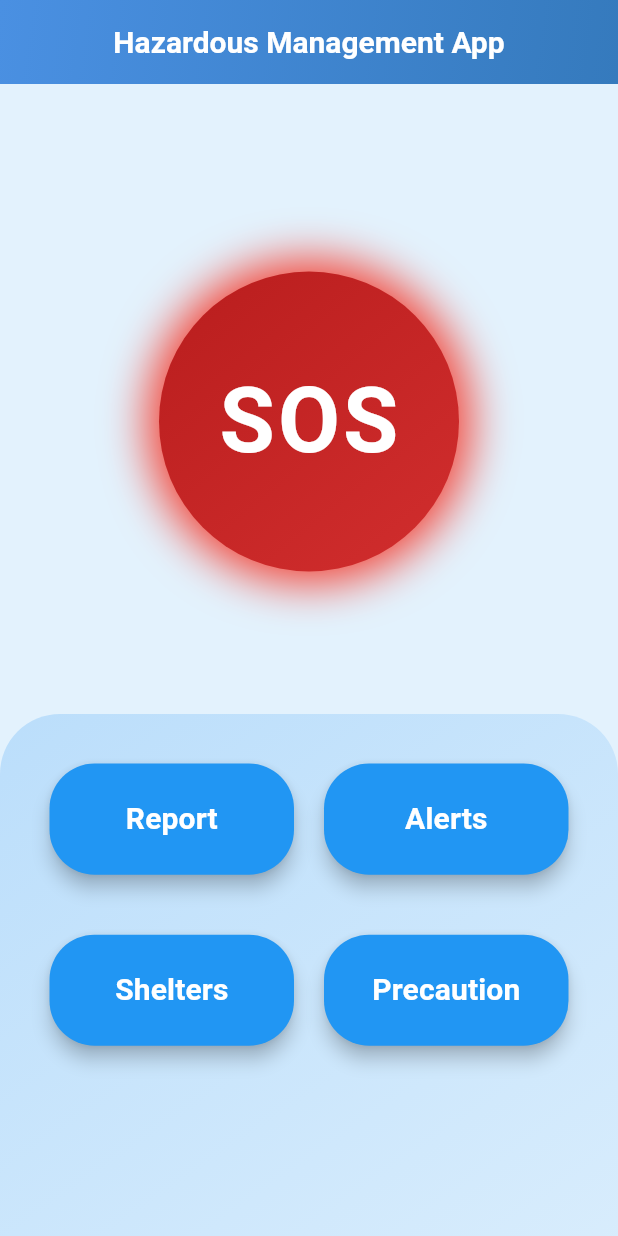
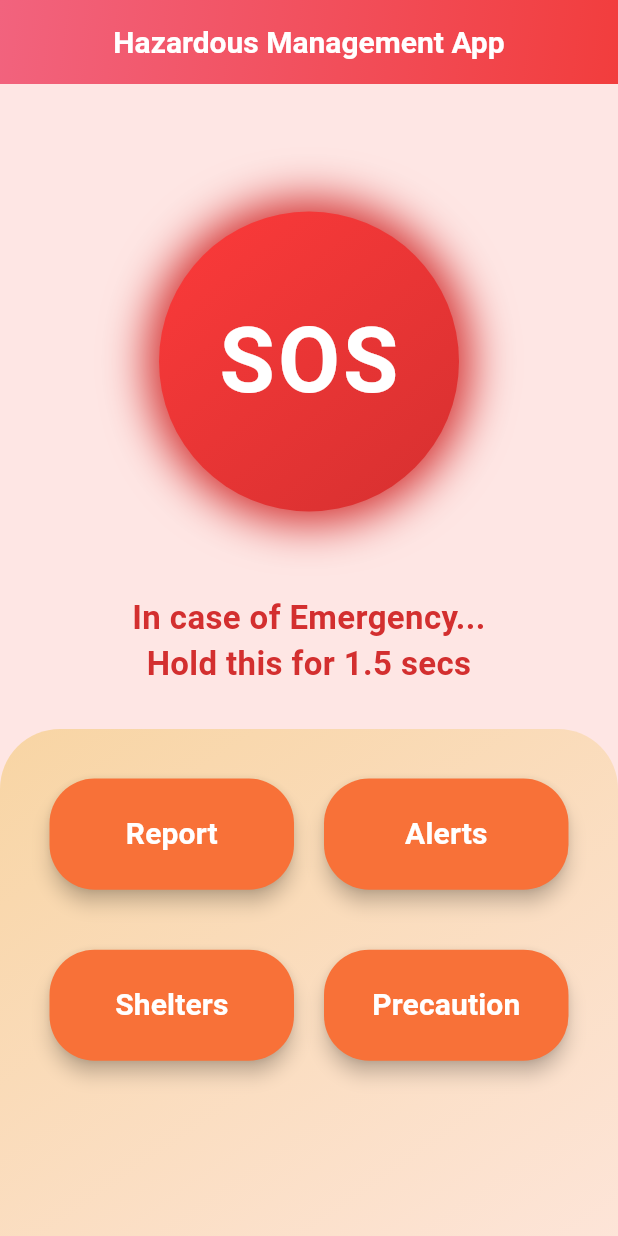
Before and after one commit to Kamalesh8287/DECEPTICON, a Flutter app: the screen it shows after launch, on a phone screen of 412 x 824 dp. Run offline on Flutter 3.47's test engine with Material 3 defaults, Android fonts, the phone set to English and light mode, and no system bars.

Commit message:
modified:   lib/main.dart 	modified:   lib/report.dart

```diff
--- a/lib/main.dart
+++ b/lib/main.dart
@@ -50,7 +50,7 @@ class _HomeScreenState extends State<HomeScreen> {
   @override
   Widget build(BuildContext context) {
     return Scaffold(
-      backgroundColor: const Color(0xFFE3F2FD), // Light blue background
+      backgroundColor: const Color.fromARGB(255, 254, 230, 228), // Light coral background
       appBar: AppBar(
         title: const Text(
           'Hazardous Management App',
@@ -64,7 +64,7 @@ class _HomeScreenState extends State<HomeScreen> {
         flexibleSpace: Container(
           decoration: const BoxDecoration(
             gradient: LinearGradient(
-              colors: [Color(0xFF4A90E2), Color(0xFF357ABD)],
+              colors: [Color(0xFFF2637E), Color(0xFFF23D3D)], // Pinkish-red to red gradient
               begin: Alignment.topLeft,
               end: Alignment.bottomRight,
             ),
@@ -73,12 +73,16 @@ class _HomeScreenState extends State<HomeScreen> {
       ),
       body: Stack(
         children: [
+          // SOS Button with Hold Message
           Positioned(
-            top: 100,
+            top: 60,
             left: 15,
             right: 15,
             child: Center(
-              child: GestureDetector(
+              child: Column(
+                mainAxisSize: MainAxisSize.min,
+                children: [
+                  GestureDetector(
                     onLongPressStart: _handleLongPressStart,
                     onLongPressEnd: _handleLongPressEnd,
                     child: Container(
@@ -87,13 +91,13 @@ class _HomeScreenState extends State<HomeScreen> {
                       decoration: BoxDecoration(
                         shape: BoxShape.circle,
                         gradient: const LinearGradient(
-                      colors: [Color(0xFFB71C1C), Color(0xFFD32F2F)], // Red gradient
+                          colors: [Color(0xFFFF3B3B), Color(0xFFD32F2F)], // Brighter red to dark red gradient
                           begin: Alignment.topLeft,
                           end: Alignment.bottomRight,
                         ),
                         boxShadow: [
                           BoxShadow(
-                        color: Colors.red,
+                            color: Color(0xFFD32F2F), // Slightly brighter red shadow
                             blurRadius: 25,
                             spreadRadius: 8,
                           ),
@@ -112,17 +116,31 @@ class _HomeScreenState extends State<HomeScreen> {
                       ),
                     ),
                   ),
+                  const SizedBox(height: 30),
+                  const Text(
+                    'In case of Emergency...\nHold this for 1.5 secs',
+                    style: TextStyle(
+                      color: Color(0xFFD32F2F), // Brighter red text
+                      fontSize: 22,
+                      fontWeight: FontWeight.w600,
+                    ),
+                    textAlign: TextAlign.center,
+                  ),
+                ],
               ),
             ),
+          ),
+
+          // Bottom Container with Buttons
           Positioned(
-            top: 420,
+            top: 430,
             left: 0,
             right: 0,
             child: Container(
               height: 600,
               decoration: const BoxDecoration(
                 gradient: LinearGradient(
-                  colors: [Color(0xFFBBDEFB), Color(0xFFE3F2FD)],
+                  colors: [Color.fromARGB(255, 248, 213, 164), Color(0xFFFFEBEE)], // Light coral to soft pink gradient
                   begin: Alignment.topLeft,
                   end: Alignment.bottomRight,
                 ),
@@ -158,7 +176,7 @@ class _HomeScreenState extends State<HomeScreen> {
       },
       style: ElevatedButton.styleFrom(
         padding: const EdgeInsets.symmetric(horizontal: 30, vertical: 20),
-        backgroundColor: const Color(0xFF2196F3),
+        backgroundColor: const Color.fromARGB(255, 248, 113, 56), // Softer, deeper orange
         foregroundColor: Colors.white,
         shape: RoundedRectangleBorder(borderRadius: BorderRadius.circular(30)),
         elevation: 5,
--- a/lib/report.dart
+++ b/lib/report.dart
@@ -24,7 +24,7 @@ class _ReportState extends State<Report> {
     return Scaffold(
       appBar: AppBar(
         title: const Text('Report'),
-        backgroundColor: const Color(0xFF4A90E2),
+        backgroundColor: const Color.fromARGB(255, 248, 107, 92),
       ),
       body: Padding(
         padding: const EdgeInsets.all(20.0),
```
Lines whose indentation alone changed are shown as unchanged.
